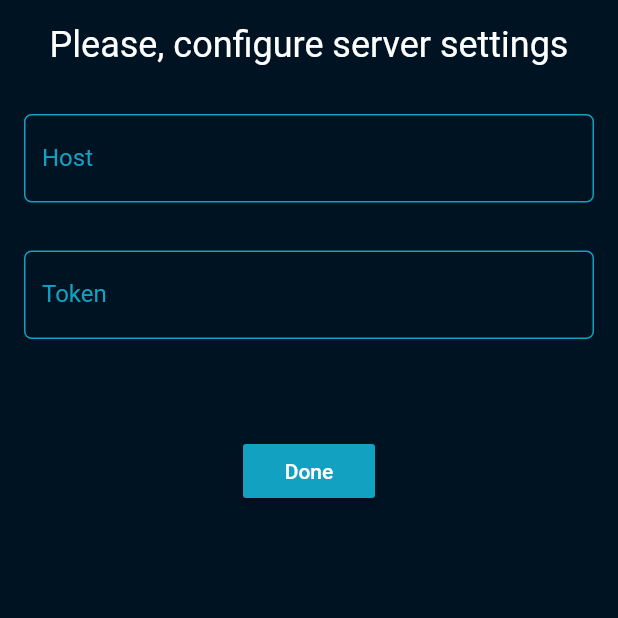
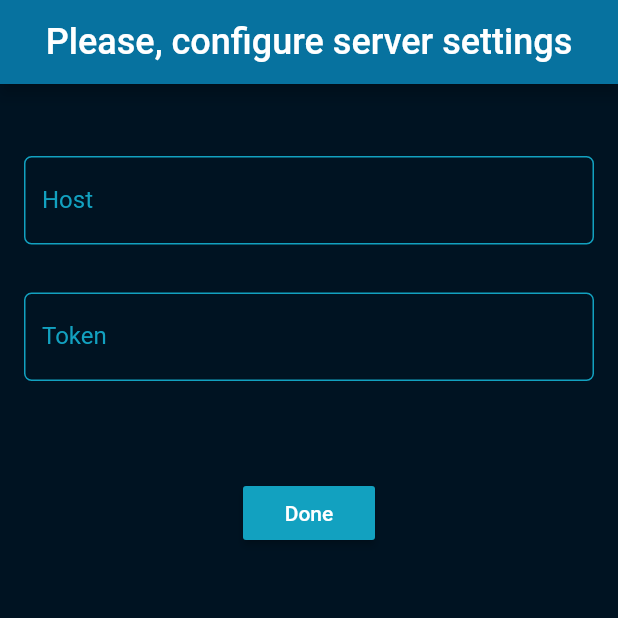
Before and after one commit to niktob560/automator, a Flutter app: the screen it shows after launch, on a phone screen of 412 x 824 dp, the top half of it. Run offline on Flutter 3.47's test engine with Material 2 defaults, Android fonts, the phone set to English and light mode, and no system bars; our stand-ins replace shared_preferences; missing offline and left inert: morpheus, url_encoder; key blocks and very long unbroken strings in the code were emptied for the run.

Commit message:
Make configurator title appbar

```diff
--- a/lib/configurer.dart
+++ b/lib/configurer.dart
@@ -21,18 +21,17 @@ class _ConfigurerWidgetState extends State<ConfigurerWidget> {
 
   @override
   Widget build(BuildContext context) => Scaffold(
-          body: Container(
+      appBar: AppBar(
+          title: Center(
+              child: Text(
+        'Please, configure server settings',
+        style: TextStyle(
+            color: Colors.white, fontSize: 24, decoration: TextDecoration.none),
+        textAlign: TextAlign.center,
+      ))),
+      body: Container(
         decoration: BoxDecoration(color: Theme.of(context).backgroundColor),
         child: ListView(children: [
-          Center(
-              child: Text(
-            'Please, configure server settings',
-            style: TextStyle(
-                color: Colors.white,
-                fontSize: 24,
-                decoration: TextDecoration.none),
-            textAlign: TextAlign.center,
-          )),
           const SizedBox(height: 32),
           TextField(
             decoration: getInputDecoration('Host', _hostError),
@@ -88,7 +87,7 @@ class _ConfigurerWidgetState extends State<ConfigurerWidget> {
 
                           try {
                             valid = await ApiService.login(token, host);
-                            if(valid)
+                            if (valid)
                               await PreferenceManager.auth(host, token);
                           } catch (e) {
                             print('$e');
```
